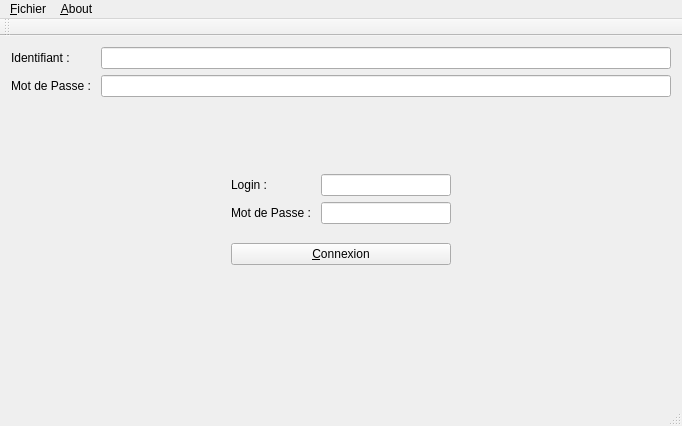
Before: the Qt Designer form CODE/mainwindow.ui in dervieuxC/gestionDemenagementCorrige, drawn with Qt 5.
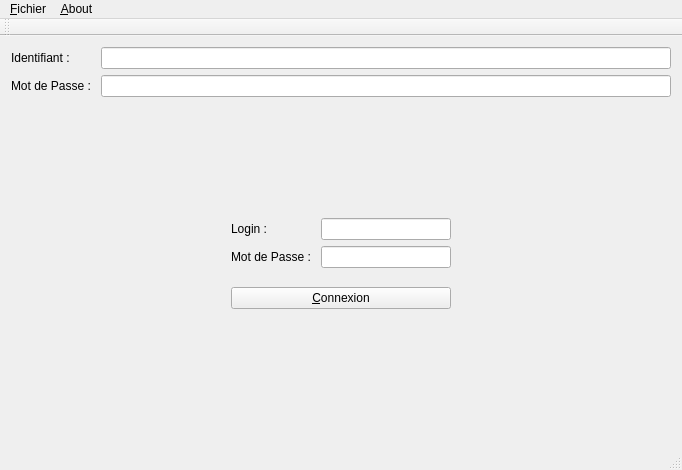
After: the same form once the commit is applied.

Patch:
```diff
--- a/CODE/mainwindow.ui
+++ b/CODE/mainwindow.ui
@@ -7,7 +7,7 @@
     <x>0</x>
     <y>0</y>
     <width>682</width>
-    <height>409</height>
+    <height>470</height>
    </rect>
   </property>
   <property name="windowTitle">
@@ -21,7 +21,7 @@
     <item>
      <layout class="QFormLayout" name="formLayout">
       <item row="0" column="0">
-       <widget class="QLabel" name="label">
+       <widget class="QLabel" name="labelID">
         <property name="text">
          <string>Identifiant :</string>
         </property>
```
Left out of the diff: 2 changed lines with no effect on the pictures.
